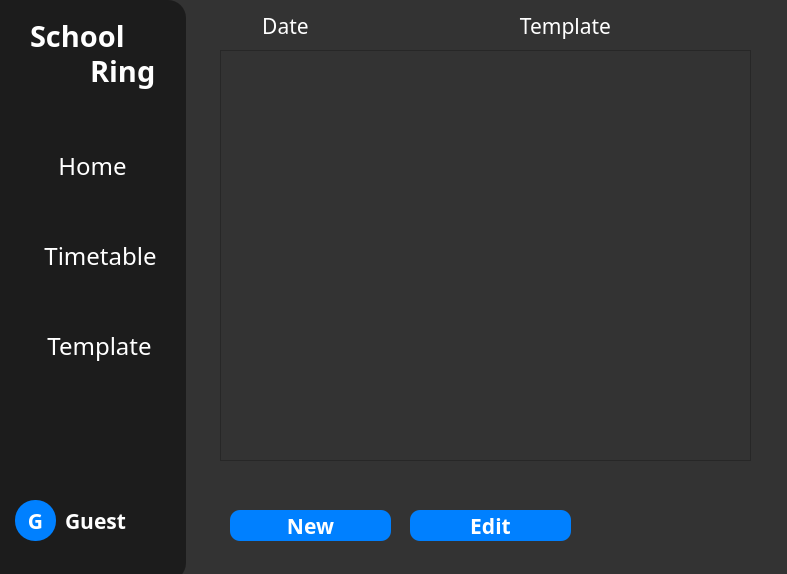
This is ui/main.ui in Alchemmist/SchoolRing as Qt 5 draws it before an edit. The edited form follows.
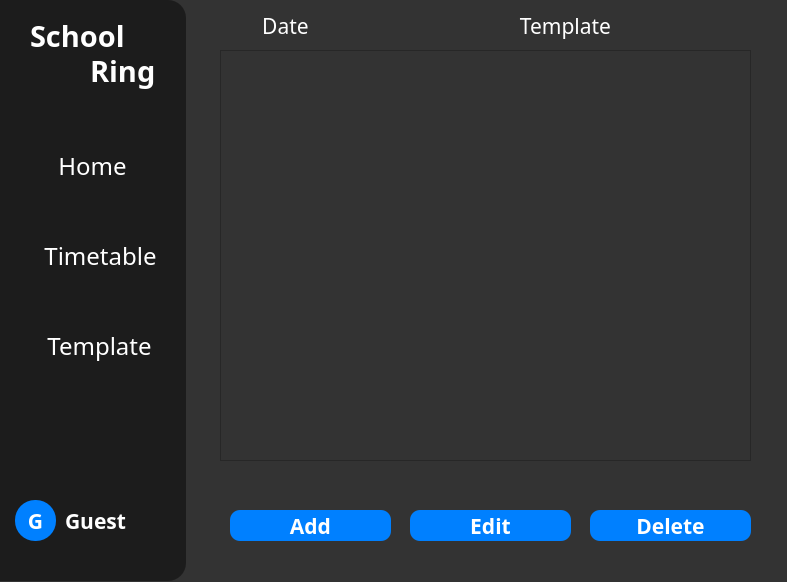
This is the edited form. The open tabs and pages were chosen to show the change. Icons and pictures are not drawn.

Commit message: work on a edit/delete/add schedule on day

The edit to the form file:
```diff
--- a/ui/main.ui
+++ b/ui/main.ui
@@ -10,7 +10,7 @@
     <x>0</x>
     <y>0</y>
     <width>787</width>
-    <height>574</height>
+    <height>582</height>
    </rect>
   </property>
   <property name="sizePolicy">
@@ -298,7 +298,7 @@
 color: white</string>
       </property>
       <property name="text">
-       <string>New</string>
+       <string>Add</string>
       </property>
      </widget>
      <widget class="QPushButton" name="edit_schedule_button">
@@ -364,6 +364,36 @@
        <layout class="QVBoxLayout" name="verticalLayout"/>
       </widget>
      </widget>
+     <widget class="QPushButton" name="set_schedule_button_2">
+      <property name="geometry">
+       <rect>
+        <x>570</x>
+        <y>520</y>
+        <width>161</width>
+        <height>31</height>
+       </rect>
+      </property>
+      <property name="font">
+       <font>
+        <family>Yandex Sans Text</family>
+        <pointsize>16</pointsize>
+        <weight>75</weight>
+        <bold>true</bold>
+       </font>
+      </property>
+      <property name="cursor">
+       <cursorShape>PointingHandCursor</cursorShape>
+      </property>
+      <property name="styleSheet">
+       <string notr="true">border-radius : 10; 
+border : 0px solid white;
+background-color: #0080ff;
+color: white</string>
+      </property>
+      <property name="text">
+       <string>Delete</string>
+      </property>
+     </widget>
     </widget>
     <widget class="QWidget" name="Template_page">
      <widget class="QScrollArea" name="scrollArea_5">
```
Left out of the diff: 4 changed lines with no effect on the pictures. The commit also changes 18 other files.
